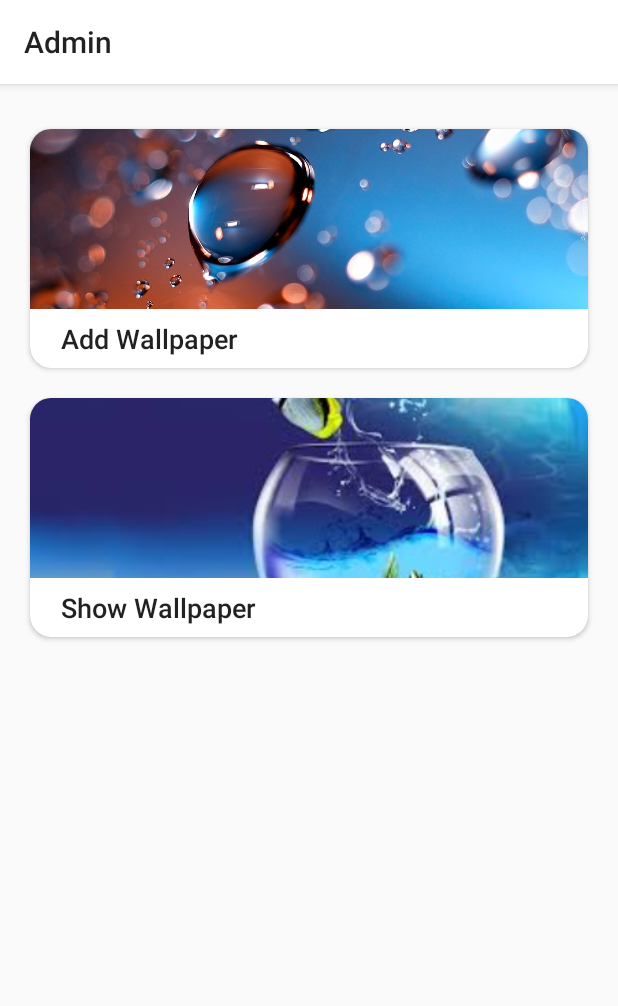
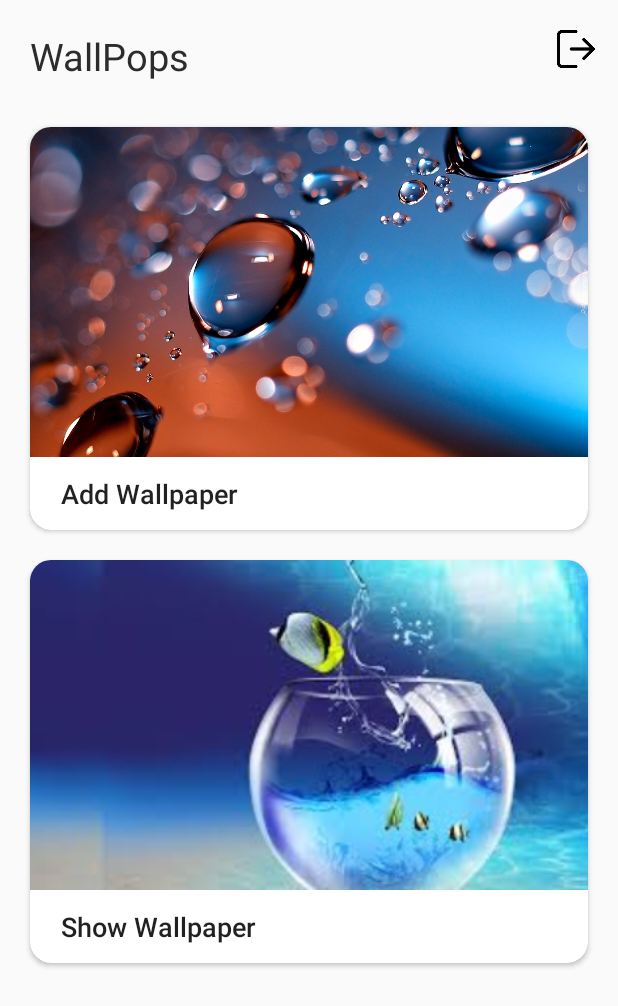
Before and after one commit to mukeshs1510/WallPops, an Android app: the MainActivity screen opened directly, with no data from a screen before it, on a phone screen of 412 x 824 dp. Shown: the top 1006 px of the screen. Run offline under Robolectric (Android 15) with nearby library versions, the phone set to English and light mode, and no system bars; our stand-ins replace Firebase (no records; nobody signed in at launch, a user with empty details on screens opened directly).

Commit message:
New UI front

```diff
--- a/wallpopsadmin/src/main/java/com/mbs/wallpopsadmin/MainActivity.java
+++ b/wallpopsadmin/src/main/java/com/mbs/wallpopsadmin/MainActivity.java
@@ -4,7 +4,14 @@ import androidx.appcompat.app.AppCompatActivity;
 import androidx.recyclerview.widget.LinearLayoutManager;
 import androidx.recyclerview.widget.RecyclerView;
 
+import android.content.Context;
+import android.content.Intent;
+import android.content.SharedPreferences;
 import android.os.Bundle;
+import android.view.View;
+import android.widget.ImageView;
+
+import com.google.firebase.auth.FirebaseAuth;
 
 public class MainActivity extends AppCompatActivity {
 
@@ -12,6 +19,8 @@ public class MainActivity extends AppCompatActivity {
     private String title[];
     AdaptorRecycler adapter;
     int[] image = {R.drawable.wallpaperr,R.drawable.download};
+    private FirebaseAuth mAuth;
+    private ImageView logoutBtn;
 
     @Override
     protected void onCreate(Bundle savedInstanceState) {
@@ -19,6 +28,17 @@ public class MainActivity extends AppCompatActivity {
         setContentView(R.layout.activity_main);
 
         recyclerView = findViewById(R.id.recyclerView);
+        logoutBtn = findViewById(R.id.logoutBtn);
+        mAuth = FirebaseAuth.getInstance();
+
+        logoutBtn.setOnClickListener(new View.OnClickListener() {
+            @Override
+            public void onClick(View v) {
+                logOut();
+                startActivity(new Intent(getApplicationContext(), LoginActivity.class));
+                finish();
+            }
+        });
 
         title = getResources().getStringArray(R.array.title);
         recyclerView.setLayoutManager(new LinearLayoutManager(MainActivity.this));
@@ -27,4 +47,12 @@ public class MainActivity extends AppCompatActivity {
         recyclerView.setAdapter(adapter);
 
     }
+
+    private void logOut() {
+        SharedPreferences sharedPreferences = getSharedPreferences("com.mbs.wallpops_admin_login_status", Context.MODE_PRIVATE);
+        SharedPreferences.Editor editor = sharedPreferences.edit();
+        editor.putString("login_status","off");
+        editor.commit();
+    }
+
 }
--- a/wallpopsadmin/src/main/res/drawable-v24/edit_text_ui.xml
+++ b/wallpopsadmin/src/main/res/drawable-v24/edit_text_ui.xml
@@ -5,5 +5,5 @@
             android:width="1dp"
             android:color="@color/grey_40" />
         <solid android:color="@color/grey_5" />
-        <corners android:radius="6dp" />
+        <corners android:radius="10dp" />
 </shape>
--- a/wallpopsadmin/src/main/res/layout/activity_main.xml
+++ b/wallpopsadmin/src/main/res/layout/activity_main.xml
@@ -1,5 +1,5 @@
 <?xml version="1.0" encoding="utf-8"?>
-<LinearLayout xmlns:android="http://schemas.android.com/apk/res/android"
+<RelativeLayout xmlns:android="http://schemas.android.com/apk/res/android"
     xmlns:app="http://schemas.android.com/apk/res-auto"
     xmlns:tools="http://schemas.android.com/tools"
     android:layout_width="match_parent"
@@ -7,21 +7,32 @@
     android:layout_height="match_parent"
     tools:context=".MainActivity">
 
-    <com.google.android.material.appbar.AppBarLayout
-        android:id="@+id/main_app_bar"
+    <RelativeLayout
         android:layout_width="match_parent"
-        android:layout_height="wrap_content">
+        android:layout_height="wrap_content"
+        android:id="@+id/zzz"
+        android:layout_marginTop="20dp">
 
-        <androidx.appcompat.widget.Toolbar
-            android:id="@+id/main_toolbar"
-            android:layout_width="match_parent"
-            app:title="Admin"
-            android:background="@color/colorBackground"
-            android:layout_height="wrap_content" />
+        <TextView
+            android:layout_width="wrap_content"
+            android:layout_height="wrap_content"
+            android:text="WallPops"
+            android:textSize="25sp"
+            android:textColor="#2C2C2C"
+            android:layout_marginLeft="20dp"/>
 
-    </com.google.android.material.appbar.AppBarLayout>
+        <ImageView
+            android:id="@+id/logoutBtn"
+            android:layout_width="25dp"
+            android:layout_height="25dp"
+            android:src="@drawable/logout"
+            android:layout_alignParentRight="true"
+            android:layout_marginRight="15dp"/>
+
+    </RelativeLayout>
 
     <androidx.recyclerview.widget.RecyclerView
+        android:layout_below="@id/zzz"
         android:id="@+id/recyclerView"
         android:layout_width="match_parent"
         android:layout_height="match_parent"
@@ -29,4 +40,4 @@
         android:padding="10dp"
          />
 
-</LinearLayout>
+</RelativeLayout>
--- a/wallpopsadmin/src/main/res/layout/row_recycler.xml
+++ b/wallpopsadmin/src/main/res/layout/row_recycler.xml
@@ -16,7 +16,7 @@
         <ImageView
             android:id="@+id/imaggViewRow"
             android:layout_width="match_parent"
-            android:layout_height="120dp"
+            android:layout_height="220dp"
             android:scaleType="centerCrop"
             android:contentDescription="img"
             tools:ignore="VectorDrawableCompat" />
@@ -28,9 +28,9 @@
             android:layout_marginStart="13dp"
             android:layout_marginLeft="13dp"
             android:text="Title"
-            android:paddingTop="7dp"
+            android:paddingTop="12dp"
             android:paddingLeft="7dp"
-            android:paddingBottom="7dp"
+            android:paddingBottom="12dp"
             android:layout_below="@id/imaggViewRow"
             android:textSize="18sp"
             style="@style/TextAppearance.AppCompat.Title" />
--- a/wallpopsadmin/src/main/res/values/colors.xml
+++ b/wallpopsadmin/src/main/res/values/colors.xml
@@ -1,7 +1,7 @@
 <?xml version="1.0" encoding="utf-8"?>
 <resources>
-    <color name="colorPrimary">#6200EE</color>
-    <color name="colorPrimaryDark">#CFCFCF</color>
+    <color name="colorPrimary">#334045</color>
+    <color name="colorPrimaryDark">#242B2E</color>
     <color name="colorAccent">#03DAC5</color>
 
     <color name="colorBackground">#ffffff</color>
```
Also changed, not shown: wallpopsadmin/src/main/java/com/mbs/wallpopsadmin/LoginActivity.java (+7 -0 lines), wallpopsadmin/src/main/res/drawable-v24/bttn_ui.xml (+2 -49 lines), wallpopsadmin/src/main/res/layout/activity_login.xml (+18 -4 lines), wallpopsadmin/src/main/res/drawable-v24/logout.png (added).
